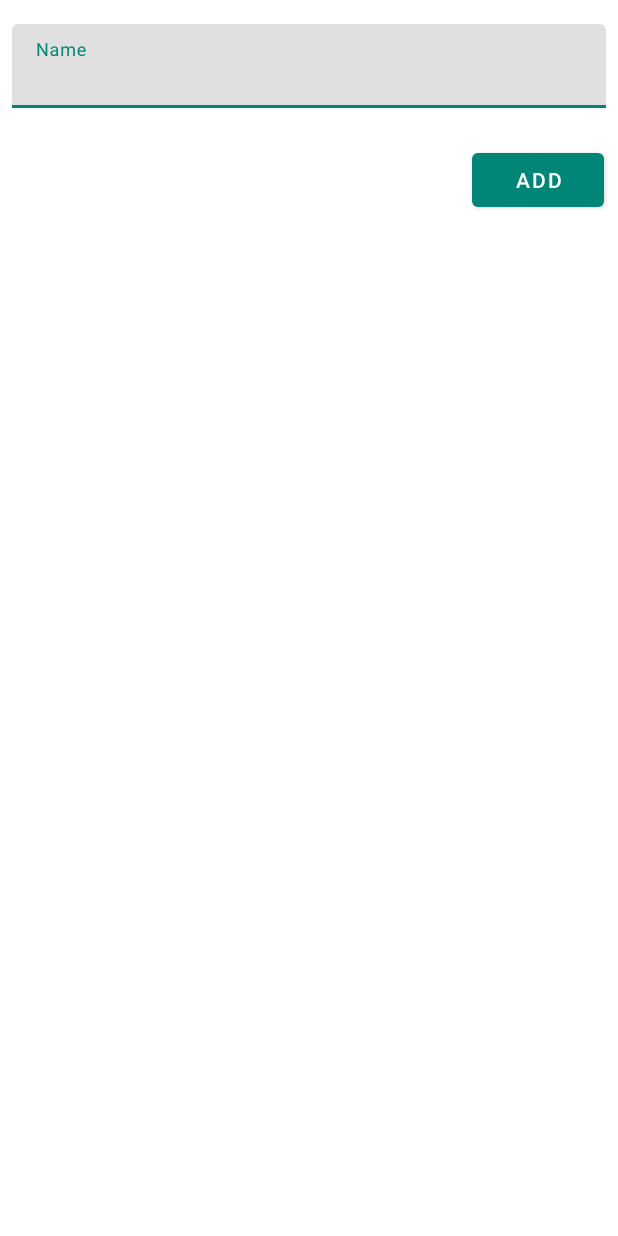
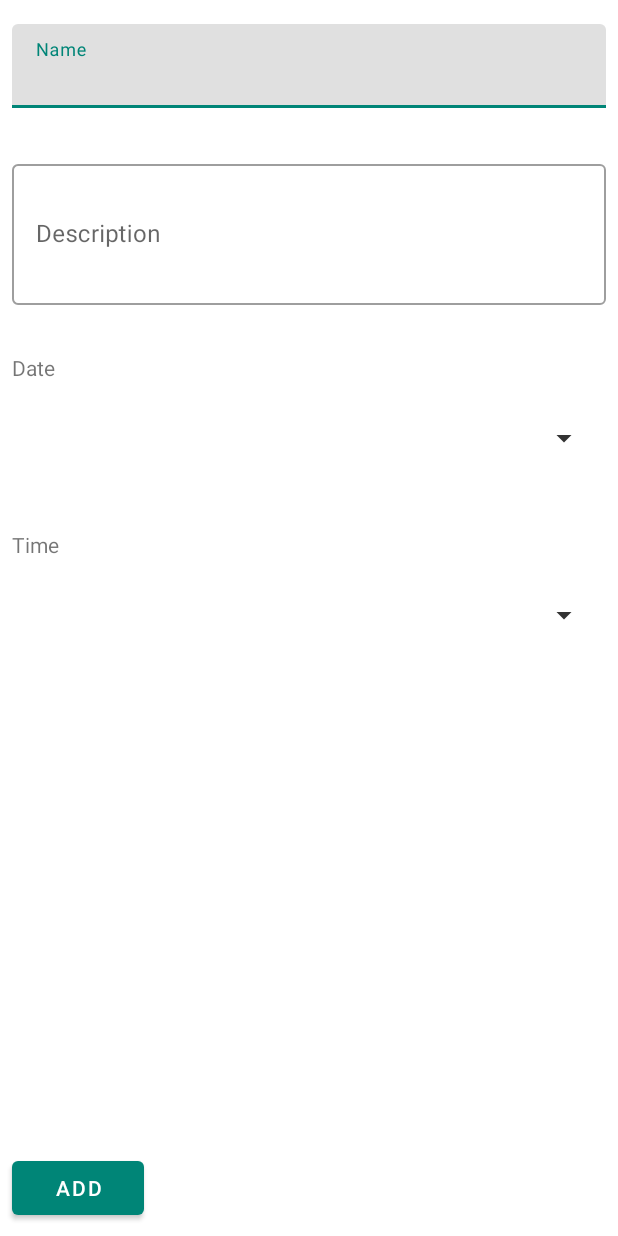
Before and after one commit to isidro89/todo-declex, an Android app: the layout fragment_add_task.xml on its own in the app's theme, with its tools: preview values and no code run, on a phone screen of 412 x 824 dp. Run offline under Robolectric (Android 15) with nearby library versions, the phone set to English and light mode, and no system bars.

Commit message:
adding (almost) all fields to new-task form

```diff
--- a/app/src/main/AndroidManifest.xml
+++ b/app/src/main/AndroidManifest.xml
@@ -12,7 +12,8 @@
         <activity
             android:name=".ui.MainActivity_"
             android:label="@string/app_name"
-            android:theme="@style/AppTheme.NoActionBar">
+            android:theme="@style/AppTheme.NoActionBar"
+            android:windowSoftInputMode="adjustPan">
             <intent-filter>
                 <action android:name="android.intent.action.MAIN" />
 
--- a/app/src/main/java/com/dspot/declex/example/todo/model/TodoDatabase.java
+++ b/app/src/main/java/com/dspot/declex/example/todo/model/TodoDatabase.java
@@ -6,7 +6,7 @@ import android.arch.persistence.room.RoomDatabase;
 @Database(entities = TaskToDo.class, version = TodoDatabase.VERSION
 )
 public abstract class TodoDatabase extends RoomDatabase {
-    static final int VERSION = 2;
+    static final int VERSION = 3;
 
     public abstract TaskDao taskDao();
 }
--- /dev/null
+++ b/app/src/main/res/drawable-anydpi/ic_drop_down.xml
@@ -0,0 +1,10 @@
+<vector xmlns:android="http://schemas.android.com/apk/res/android"
+    android:width="24dp"
+    android:height="24dp"
+    android:viewportWidth="24"
+    android:viewportHeight="24"
+    android:tint="#333333">
+    <path
+        android:fillColor="#FF000000"
+        android:pathData="M7,10l5,5 5,-5z"/>
+</vector>
--- a/app/src/main/res/layout/fragment_add_task.xml
+++ b/app/src/main/res/layout/fragment_add_task.xml
@@ -1,7 +1,6 @@
 <?xml version="1.0" encoding="utf-8"?>
 <android.support.constraint.ConstraintLayout xmlns:android="http://schemas.android.com/apk/res/android"
     xmlns:app="http://schemas.android.com/apk/res-auto"
-    xmlns:tools="http://schemas.android.com/tools"
     android:layout_width="match_parent"
     android:layout_height="match_parent">
 
@@ -23,18 +22,103 @@
             android:id="@+id/task_title"
             android:layout_width="match_parent"
             android:layout_height="wrap_content"
-            android:hint="Name" />
+            android:hint="@string/name"
+            android:imeOptions="actionNext"
+            android:inputType="text"
+            android:maxLines="1" />
     </android.support.design.widget.TextInputLayout>
 
-    <android.support.design.button.MaterialButton
-        style="@style/Widget.MaterialComponents.Button"
-        android:id="@+id/button_add_task"
+    <android.support.design.widget.TextInputLayout
+        android:id="@+id/textInputLayout2"
+        style="@style/Widget.MaterialComponents.TextInputLayout.OutlinedBox"
+        android:layout_width="0dp"
+        android:layout_height="wrap_content"
+        android:layout_marginStart="8dp"
+        android:layout_marginLeft="8dp"
+        android:layout_marginTop="32dp"
+        android:layout_marginEnd="8dp"
+        android:layout_marginRight="8dp"
+        app:layout_constraintEnd_toEndOf="parent"
+        app:layout_constraintHorizontal_bias="0.0"
+        app:layout_constraintStart_toStartOf="parent"
+        app:layout_constraintTop_toBottomOf="@+id/textInputLayout">
+
+        <android.support.design.widget.TextInputEditText
+            android:id="@+id/task_description"
+            style="@style/Widget.MaterialComponents.TextInputEditText.OutlinedBox"
+            android:layout_width="match_parent"
+            android:layout_height="wrap_content"
+            android:ems="10"
+            android:hint="@string/description"
+            android:inputType="textMultiLine"
+            android:lines="3" />
+    </android.support.design.widget.TextInputLayout>
+
+    <TextView
+        android:id="@+id/dateView"
+        style="@style/Base.Widget.MaterialComponents.TextInputEditText"
+        android:layout_width="0dp"
+        android:layout_height="wrap_content"
+        android:layout_marginStart="8dp"
+        android:layout_marginLeft="8dp"
+        android:layout_marginTop="8dp"
+        android:layout_marginEnd="8dp"
+        android:layout_marginRight="8dp"
+        android:drawableEnd="@drawable/ic_drop_down"
+        android:drawableRight="@drawable/ic_drop_down"
+        app:layout_constraintEnd_toEndOf="parent"
+        app:layout_constraintHorizontal_bias="0.0"
+        app:layout_constraintStart_toStartOf="parent"
+        app:layout_constraintTop_toBottomOf="@+id/dateLabel" />
+
+    <TextView
+        android:id="@+id/dateLabel"
         android:layout_width="wrap_content"
         android:layout_height="wrap_content"
-        android:layout_marginTop="24dp"
-        android:layout_marginEnd="9dp"
-        android:layout_marginRight="9dp"
-        android:text="Add"
+        android:layout_marginStart="8dp"
+        android:layout_marginLeft="8dp"
+        android:layout_marginTop="32dp"
+        android:text="@string/date"
+        app:layout_constraintStart_toStartOf="parent"
+        app:layout_constraintTop_toBottomOf="@+id/textInputLayout2" />
+
+    <TextView
+        android:id="@+id/timeLabel"
+        android:layout_width="wrap_content"
+        android:layout_height="wrap_content"
+        android:layout_marginStart="8dp"
+        android:layout_marginLeft="8dp"
+        android:layout_marginTop="32dp"
+        android:text="@string/time"
+        app:layout_constraintStart_toStartOf="parent"
+        app:layout_constraintTop_toBottomOf="@+id/dateView" />
+
+    <TextView
+        android:id="@+id/timeView"
+        style="@style/Base.Widget.MaterialComponents.TextInputEditText"
+        android:layout_width="0dp"
+        android:layout_height="wrap_content"
+        android:layout_marginStart="8dp"
+        android:layout_marginLeft="8dp"
+        android:layout_marginTop="8dp"
+        android:layout_marginEnd="8dp"
+        android:layout_marginRight="8dp"
+        android:drawableEnd="@drawable/ic_drop_down"
+        android:drawableRight="@drawable/ic_drop_down"
         app:layout_constraintEnd_toEndOf="parent"
-        app:layout_constraintTop_toBottomOf="@+id/textInputLayout" />
+        app:layout_constraintStart_toStartOf="parent"
+        app:layout_constraintTop_toBottomOf="@+id/timeLabel" />
+
+    <android.support.design.button.MaterialButton
+        android:id="@+id/button_add_task"
+        style="@style/Widget.MaterialComponents.Button"
+        android:layout_width="wrap_content"
+        android:layout_height="wrap_content"
+        android:layout_marginStart="8dp"
+        android:layout_marginLeft="8dp"
+        android:layout_marginBottom="8dp"
+        android:text="@string/add"
+        app:layout_constraintBottom_toBottomOf="parent"
+        app:layout_constraintStart_toStartOf="parent" />
+
 </android.support.constraint.ConstraintLayout>
--- a/app/src/main/res/values/strings.xml
+++ b/app/src/main/res/values/strings.xml
@@ -4,4 +4,9 @@
 
     <!-- TODO: Remove or change this placeholder text -->
     <string name="hello_blank_fragment">Hello blank fragment</string>
+    <string name="description">Description</string>
+    <string name="add">Add</string>
+    <string name="name">Name</string>
+    <string name="date">Date</string>
+    <string name="time">Time</string>
 </resources>
```
Also changed, not shown: app/src/main/java/com/dspot/declex/example/todo/model/Converters.java (added, +17 -0 lines), app/src/main/java/com/dspot/declex/example/todo/model/TaskToDo.java (+24 -0 lines), app/src/main/java/com/dspot/declex/example/todo/ui/addtask/AddTaskFragment.java (+71 -2 lines), app/src/main/res/drawable-hdpi/ic_drop_down.png (added), app/src/main/res/drawable-mdpi/ic_drop_down.png (added), app/src/main/res/drawable-xhdpi/ic_drop_down.png (added), app/src/main/res/drawable-xxhdpi/ic_drop_down.png (added).
